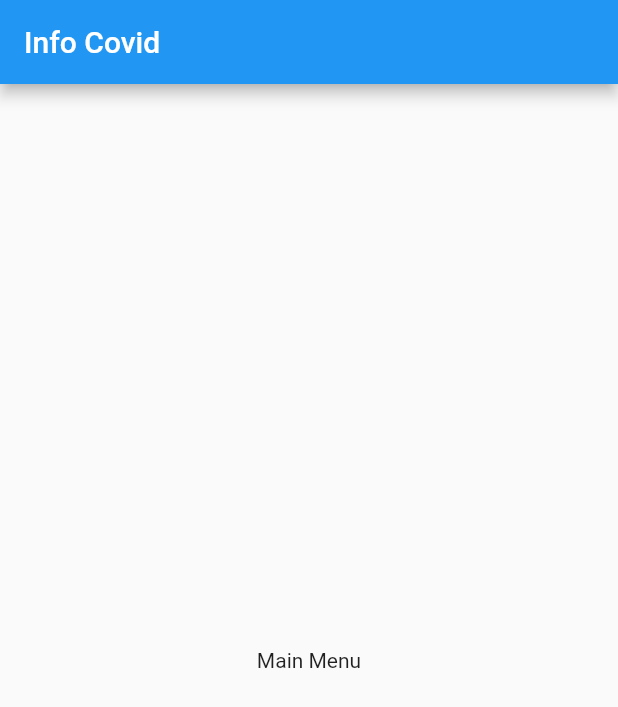
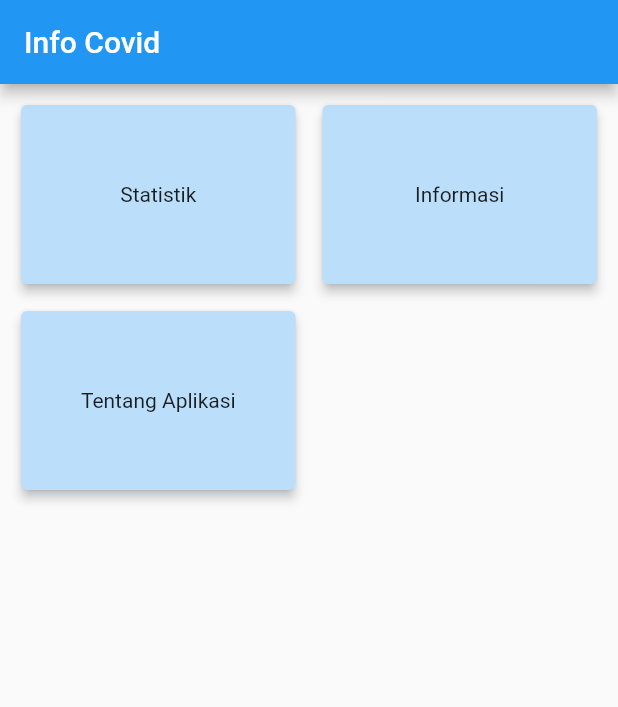
Before and after one commit to PhilipPurwoko/info-covid-mobile, a Flutter app: the screen it shows after launch, on a phone screen of 412 x 824 dp. Shown: the top 707 px of the screen. Run offline on Flutter 3.47's test engine with Material 2 defaults, Android fonts, the phone set to English and light mode, and no system bars.

Commit message:
:page_facing_up: Create main menu screen

```diff
--- a/lib/main.dart
+++ b/lib/main.dart
@@ -1,6 +1,6 @@
 import 'package:flutter/material.dart';
 import 'routes.dart';
-import 'widgets/main_menu/main_menu_screen.dart';
+import 'widgets/menu/menu_screen.dart';
 
 void main() {
   runApp(MyApp());
@@ -14,7 +14,7 @@ class MyApp extends StatelessWidget {
       theme: ThemeData(
         primarySwatch: Colors.blue,
       ),
-      initialRoute: MainMenu.routeName,
+      initialRoute: MenuScreen.routeName,
       routes: routes,
     );
   }
--- a/lib/routes.dart
+++ b/lib/routes.dart
@@ -1,7 +1,7 @@
 import 'package:flutter/cupertino.dart';
 
-import 'widgets/main_menu/main_menu_screen.dart';
+import 'widgets/menu/menu_screen.dart';
 
 final Map<String, WidgetBuilder> routes = <String, WidgetBuilder>{
-  MainMenu.routeName: (BuildContext ctx) => MainMenu(),
+  MenuScreen.routeName: (BuildContext ctx) => MenuScreen(),
 };
--- /dev/null
+++ b/lib/widgets/menu/menu_card.dart
@@ -0,0 +1,24 @@
+import 'package:flutter/material.dart';
+
+class MenuCard extends StatelessWidget {
+  final String menuTitle;
+
+  MenuCard(this.menuTitle);
+
+  @override
+  Widget build(BuildContext context) {
+    return InkWell(
+      onTap: () {},
+      child: Card(
+        color: Colors.blue[100],
+        elevation: 3,
+        child: Container(
+          padding: EdgeInsets.all(10),
+          child: Center(
+            child: Text(menuTitle),
+          ),
+        ),
+      ),
+    );
+  }
+}
--- /dev/null
+++ b/lib/widgets/menu/menu_grid.dart
@@ -0,0 +1,24 @@
+import 'package:flutter/material.dart';
+import 'menu_card.dart';
+
+class MenuGrid extends StatelessWidget {
+  @override
+  Widget build(BuildContext context) {
+    return Container(
+      padding: EdgeInsets.all(10),
+      child: GridView(
+        gridDelegate: SliverGridDelegateWithMaxCrossAxisExtent(
+          maxCrossAxisExtent: 200,
+          childAspectRatio: 3 / 2,
+          crossAxisSpacing: 10,
+          mainAxisSpacing: 10,
+        ),
+        children: <MenuCard>[
+          MenuCard('Statistik'),
+          MenuCard('Informasi'),
+          MenuCard('Tentang Aplikasi'),
+        ],
+      ),
+    );
+  }
+}
--- a/lib/widgets/main_menu/main_menu_screen.dart
+++ b/lib/widgets/menu/menu_screen.dart
@@ -1,6 +1,8 @@
 import 'package:flutter/material.dart';
 
-class MainMenu extends StatelessWidget {
+import 'menu_grid.dart';
+
+class MenuScreen extends StatelessWidget {
   static String routeName = '/main-menu';
   @override
   Widget build(BuildContext context) {
@@ -9,11 +11,7 @@ class MainMenu extends StatelessWidget {
         title: Text('Info Covid'),
       ),
       body: SafeArea(
-        child: Container(
-          child: Center(
-            child: Text('Main Menu'),
-          ),
-        ),
+        child: MenuGrid(),
       ),
     );
   }
```
